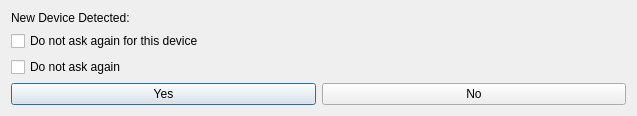
Above: libmonocleclient/newcameraquestionwindow.ui from lineCode/Client-2 before the change. Below: the same form after it.
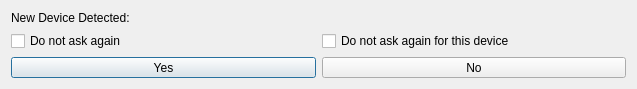
That is the form after the change.

What changed in the file:
```diff
--- a/libmonocleclient/newcameraquestionwindow.ui
+++ b/libmonocleclient/newcameraquestionwindow.ui
@@ -7,22 +7,27 @@
     <x>0</x>
     <y>0</y>
     <width>637</width>
-    <height>112</height>
+    <height>89</height>
    </rect>
   </property>
+  <property name="minimumSize">
+   <size>
+    <width>0</width>
+    <height>89</height>
+   </size>
+  </property>
+  <property name="maximumSize">
+   <size>
+    <width>16777215</width>
+    <height>89</height>
+   </size>
+  </property>
   <property name="windowTitle">
    <string>New Camera Detected</string>
   </property>
   <layout class="QGridLayout" name="gridLayout">
    <item row="0" column="0">
     <layout class="QGridLayout" name="gridLayout_2">
-     <item row="0" column="0" colspan="2">
-      <widget class="QLabel" name="labeltext">
-       <property name="text">
-        <string>New Device Detected:</string>
-       </property>
-      </widget>
-     </item>
      <item row="3" column="0">
       <widget class="QPushButton" name="buttonyes">
        <property name="text">
@@ -37,20 +42,27 @@
        </property>
       </widget>
      </item>
-     <item row="1" column="0" colspan="2">
-      <widget class="QCheckBox" name="checkdonotaskdevice">
-       <property name="text">
-        <string>Do not ask again for this device</string>
-       </property>
-      </widget>
-     </item>
-     <item row="2" column="0" colspan="2">
+     <item row="2" column="0">
       <widget class="QCheckBox" name="checkdonotask">
        <property name="text">
         <string>Do not ask again</string>
        </property>
       </widget>
      </item>
+     <item row="2" column="1">
+      <widget class="QCheckBox" name="checkdonotaskdevice">
+       <property name="text">
+        <string>Do not ask again for this device</string>
+       </property>
+      </widget>
+     </item>
+     <item row="0" column="0" rowspan="2" colspan="2">
+      <widget class="QLabel" name="labeltext">
+       <property name="text">
+        <string>New Device Detected:</string>
+       </property>
+      </widget>
+     </item>
     </layout>
    </item>
   </layout>
```
